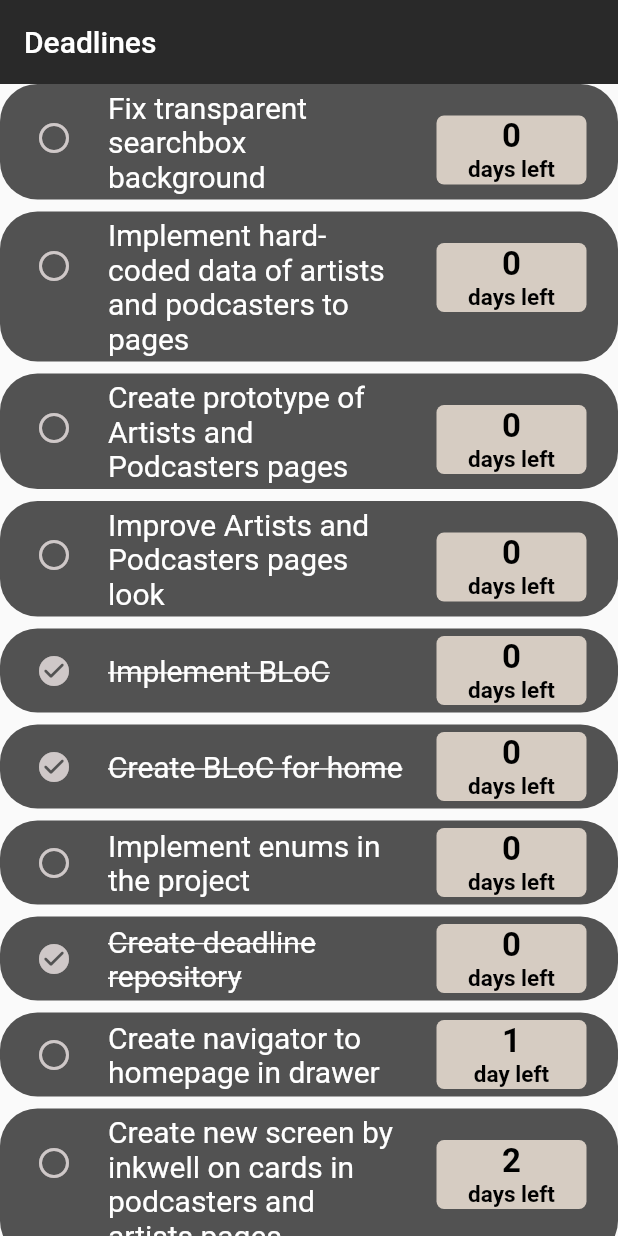
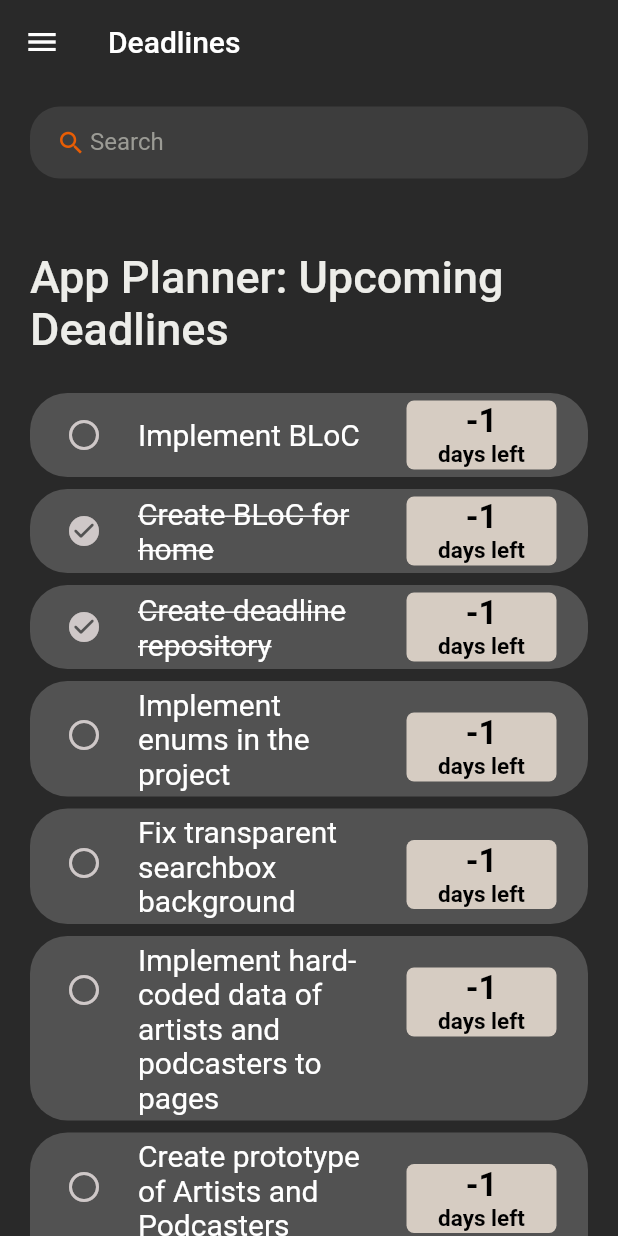
Before and after one commit to KacperMajcher/rating, a Flutter app: the screen it shows once a user with an empty profile is signed in, after a tap on "Implement BLoC", on a phone screen of 412 x 824 dp. Run offline on Flutter 3.47's test engine with Material 2 defaults, Android fonts, the phone set to English and light mode, and no system bars; our stand-ins replace firebase_auth, firebase_core, flutter_bloc, google_fonts; missing offline and left inert: flutterfire_ui; accounts and stored records are empty; Roboto replaces fonts that are missing (Sono).

```diff
--- a/lib/features/auth/pages/auth_gate.dart
+++ b/lib/features/auth/pages/auth_gate.dart
@@ -15,7 +15,7 @@ class AuthGate extends StatelessWidget {
                 if (!snapshot.hasData) {
                   return const SignIn();
                 }
-        return const HomeStateTest();
+                return const HomePage();
               },
             );
             }
--- a/lib/features/home/cubit/home_cubit.dart
+++ b/lib/features/home/cubit/home_cubit.dart
@@ -5,9 +5,9 @@ import 'package:rating/repositories/deadline_repository.dart';
 part 'home_state.dart';
 
 class HomeCubit extends Cubit<HomeState> {
-  HomeCubit({required this.deadlineRepository}) : super(const HomeState());
+  HomeCubit(DeadlineRepository deadlineRepository) : super(const HomeState());
 
-  final DeadlineRepository deadlineRepository;
+  final deadlineRepository = DeadlineRepository();
 
   Future<void> getDeadlineItems() async {
     emit(const HomeState(deadlineItem: []));
@@ -18,4 +18,32 @@ class HomeCubit extends Cubit<HomeState> {
       ),
     );
   }
+
+  Future<void> toggleCheckBox({required DeadlineItem deadlineItem}) async {
+    List<DeadlineItem> list = state.deadlineItem;
+    final index = list.indexWhere((element) => element.id == deadlineItem.id);
+    list.replaceRange(index, index + 1, [
+      DeadlineItem(
+          id: deadlineItem.id,
+          task: deadlineItem.task,
+          deadline: deadlineItem.deadline,
+          isDone: !deadlineItem.isDone)
+    ]);
+    emit(HomeState(deadlineItem: list));
+  }
+
+  void filterItems(String enteredKeyword) {
+    List<DeadlineItem> results = [];
+    final list = deadlineRepository.deadlineItemsList();
+    if (enteredKeyword.isEmpty) {
+      results = list;
+    } else {
+      results = list
+          .where((item) =>
+              item.task!.toLowerCase().contains(enteredKeyword.toLowerCase()))
+          .toList();
+    }
+
+    emit(HomeState(deadlineItem: results));
+  }
 }
--- a/lib/features/home/home_page.dart
+++ b/lib/features/home/home_page.dart
@@ -4,49 +4,19 @@ import 'package:google_fonts/google_fonts.dart';
 import 'package:rating/features/home/cubit/home_cubit.dart';
 import 'package:rating/features/widgets/deadline_item.dart';
 import 'package:rating/features/widgets/navigation_drawer.dart';
-import 'package:rating/model/deadline_model.dart';
-import 'package:rating/repositories/deadline_repository.dart';
 
-class HomeStateTest extends StatelessWidget {
-  const HomeStateTest({super.key});
-
-  @override
-  Widget build(BuildContext context) {
-    return BlocProvider<HomeCubit>(
-      create: (context) {
-        return HomeCubit(
-          deadlineRepository: DeadlineRepository(),
-        )..getDeadlineItems();
-      },
-      child: BlocBuilder<HomeCubit, HomeState>(
-        builder: (context, state) {
-          return Scaffold(
-            appBar: _buildAppBar(),
-            body: Center(
-              child: ListView(children: [
-                for (final deadline in state.deadlineItem)
-                  DeadlineItems(
-                      onCheckBoxChange: deadline, deadlineItem: deadline)
-              ]),
-            ),
-          );
-        },
-      ),
-    );
-  }
-}
-
-/*
 class HomePage extends StatefulWidget {
   const HomePage({super.key});
 
+  @override
+  State<HomePage> createState() => _HomePageState();
+}
 
 class _HomePageState extends State<HomePage> {
-  final deadlineItemsList = DeadlineRepository().deadlineItemsList();
-  List<DeadlineItem> foundDeadlineItem = [];
-
   @override
   Widget build(BuildContext context) {
+    return BlocBuilder<HomeCubit, HomeState>(
+      builder: (context, state) {
         return Scaffold(
           appBar: _buildAppBar(),
           drawer: navigationDrawer(context),
@@ -75,26 +45,20 @@ class _HomePageState extends State<HomePage> {
                 ),
                 Expanded(
                   child: ListView(children: [
-                for (DeadlineItem deadlineItems in foundDeadlineItem)
-                  DeadlineItems(
-                    deadlineItem: deadlineItems,
-                    onCheckBoxChange: _checkBoxChanged,
+                    for (final deadline in state.deadlineItem)
+                      DeadlineItemWidget(
+                        deadlineItem: deadline,
                       ),
-                const SizedBox(height: 30),
                   ]),
-            )
+                ),
               ],
             ),
           ),
         );
+      },
+    );
   }
 
-  @override
-  void initState() {
-    foundDeadlineItem = deadlineItemsList;
-    super.initState();
-  }
-*/
   AppBar _buildAppBar() {
     return AppBar(
       title: const Text('Deadlines'),
@@ -102,7 +66,7 @@ AppBar _buildAppBar() {
       elevation: 0,
     );
   }
-/*
+
   Widget searchBoxDeadlines() {
     return Container(
       height: 48,
@@ -114,7 +78,9 @@ AppBar _buildAppBar() {
         borderRadius: BorderRadius.circular(20),
       ),
       child: TextField(
-        onChanged: (value) => _filter(value),
+        onChanged: (value) {
+          context.read<HomeCubit>().filterItems(value);
+        },
         decoration: const InputDecoration(
           contentPadding: EdgeInsets.all(0),
           prefixIcon: Icon(
@@ -135,26 +101,4 @@ AppBar _buildAppBar() {
       ),
     );
   }
-
-  void _checkBoxChanged(DeadlineItem deadlineItem) {
-    setState(() {
-      deadlineItem.isDone = !deadlineItem.isDone;
-    });
 }
-
-  void _filter(String enteredKeyword) {
-    List<DeadlineItem> results = [];
-    if (enteredKeyword.isEmpty) {
-      results = deadlineItemsList;
-    } else {
-      results = deadlineItemsList
-          .where((item) =>
-              item.task!.toLowerCase().contains(enteredKeyword.toLowerCase()))
-          .toList();
-    }
-    setState(() {
-      foundDeadlineItem = results;
-    });
-  }
-  */
-// }
--- a/lib/features/widgets/deadline_item.dart
+++ b/lib/features/widgets/deadline_item.dart
@@ -1,21 +1,22 @@
 import 'package:flutter/material.dart';
+import 'package:flutter_bloc/flutter_bloc.dart';
 import 'package:google_fonts/google_fonts.dart';
+import 'package:rating/features/home/cubit/home_cubit.dart';
 import 'package:rating/model/deadline_model.dart';
 
-class DeadlineItems extends StatelessWidget {
-  const DeadlineItems(
-      {super.key, required this.onCheckBoxChange, required this.deadlineItem});
+class DeadlineItemWidget extends StatelessWidget {
+  const DeadlineItemWidget(
+      {super.key, required this.deadlineItem});
 
   final DeadlineItem deadlineItem;
-  final onCheckBoxChange;
+
   @override
   Widget build(BuildContext context) {
-    return Expanded(
-      child: Container(
+    return Container(
       margin: const EdgeInsets.only(bottom: 8),
       child: ListTile(
         onTap: () {
-            onCheckBoxChange(deadlineItem);
+         context.read<HomeCubit>().toggleCheckBox(deadlineItem: deadlineItem);
         },
         shape: RoundedRectangleBorder(
           borderRadius: BorderRadius.circular(25),
@@ -35,8 +36,7 @@ class DeadlineItems extends StatelessWidget {
           style: GoogleFonts.ubuntuMono(
             fontSize: 20,
             color: Colors.white,
-              decoration:
-                  deadlineItem.isDone ? TextDecoration.lineThrough : null,
+            decoration: deadlineItem.isDone ? TextDecoration.lineThrough : null,
           ),
         ),
         trailing: Padding(
@@ -69,8 +69,8 @@ class DeadlineItems extends StatelessWidget {
                           style: GoogleFonts.ubuntuMono(
                               fontSize: 15,
                               color: Colors.black,
-                                textStyle: const TextStyle(
-                                    fontWeight: FontWeight.bold)),
+                              textStyle:
+                                  const TextStyle(fontWeight: FontWeight.bold)),
                         );
                       }
                       return Text(
@@ -87,7 +87,6 @@ class DeadlineItems extends StatelessWidget {
           ),
         ),
       ),
-      ),
     );
   }
 }
--- a/lib/main.dart
+++ b/lib/main.dart
@@ -1,7 +1,10 @@
 import 'package:firebase_core/firebase_core.dart';
 import 'package:flutter/material.dart';
+import 'package:flutter_bloc/flutter_bloc.dart';
 import 'package:rating/features/auth/pages/auth_gate.dart';
+import 'package:rating/features/home/cubit/home_cubit.dart';
 import 'package:rating/firebase_options.dart';
+import 'package:rating/repositories/deadline_repository.dart';
 
 void main() async {
   WidgetsFlutterBinding.ensureInitialized();
@@ -14,6 +17,9 @@ class MyApp extends StatelessWidget {
 
   @override
   Widget build(BuildContext context) {
-    return const MaterialApp(home: AuthGate());
+    return BlocProvider(
+        create: (context) =>
+            HomeCubit(DeadlineRepository())..getDeadlineItems(),
+        child: const MaterialApp(home: AuthGate()));
   }
 }
--- a/lib/repositories/deadline_repository.dart
+++ b/lib/repositories/deadline_repository.dart
@@ -4,64 +4,64 @@ class DeadlineRepository {
   List<DeadlineItem> deadlineItemsList() {
     return [
       DeadlineItem(
-        id: 0,
-        task: 'Fix transparent searchbox background',
-        deadline: 0,
-      ),
-      DeadlineItem(
-        id: 0,
-        task: 'Implement hard-coded data of artists and podcasters to pages',
-        deadline: 0,
-      ),
-      DeadlineItem(
-        id: 0,
-        task: 'Create prototype of Artists and Podcasters pages',
-        deadline: 0,
+        id: 1,
+        task: 'Implement BLoC',
+        deadline: -1,
+        isDone: true,
       ),
       DeadlineItem(
         id: 2,
-        task: 'Improve Artists and Podcasters pages look',
-        deadline: 0,
+        task: 'Create BLoC for home',
+        deadline: -1,
+        isDone: true,
       ),
       DeadlineItem(
         id: 3,
-        task: 'Implement BLoC',
-        deadline: 0,
+        task: 'Create deadline repository',
+        deadline: -1,
         isDone: true,
       ),
       DeadlineItem(
         id: 4,
-        task: 'Create BLoC for home',
-        deadline: 0,
-        isDone: true,
+        task: 'Implement enums in the project',
+        deadline: -1,
       ),
       DeadlineItem(
         id: 5,
-        task: 'Implement enums in the project',
+        task: 'Fix transparent searchbox background',
+        deadline: -1,
+      ),
+      DeadlineItem(
+        id: 6,
+        task: 'Implement hard-coded data of artists and podcasters to pages',
+        deadline: -1,
+      ),
+      DeadlineItem(
+        id: 7,
+        task: 'Create prototype of Artists and Podcasters pages',
+        deadline: -1,
+      ),
+      DeadlineItem(
+        id: 8,
+        task: 'Improve Artists and Podcasters pages look',
+        deadline: -1,
+      ),
+      DeadlineItem(
+        id: 9,
+        task: 'Create navigator to homepage in drawer',
         deadline: 0,
       ),
       DeadlineItem(
-        id: 6,
-        task: 'Create deadline repository',
-        deadline: 0,
-        isDone: true,
-      ),
-      DeadlineItem(
-        id: 7,
-        task: 'Create navigator to homepage in drawer',
+        id: 10,
+        task:
+            'Create new screen by inkwell on cards in podcasters and artists pages',
         deadline: 1,
       ),
       DeadlineItem(
-        id: 8,
-        task:
-            'Create new screen by inkwell on cards in podcasters and artists pages',
-        deadline: 2,
-      ),
-      DeadlineItem(
-        id: 9,
+        id: 11,
         task:
             'Implement artist/podcaster page in that screen, show name, bio, top songs/podcasts',
-        deadline: 2,
+        deadline: 1,
       ),
     ];
   }
```
Also changed, not shown: 1 other file. Lines whose indentation alone changed are shown as unchanged.
